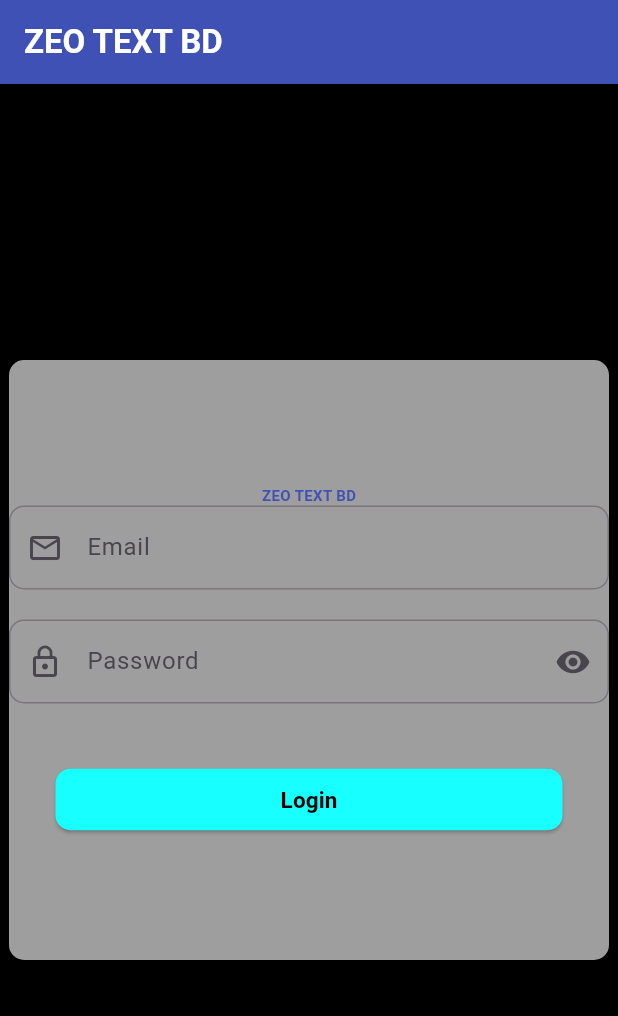
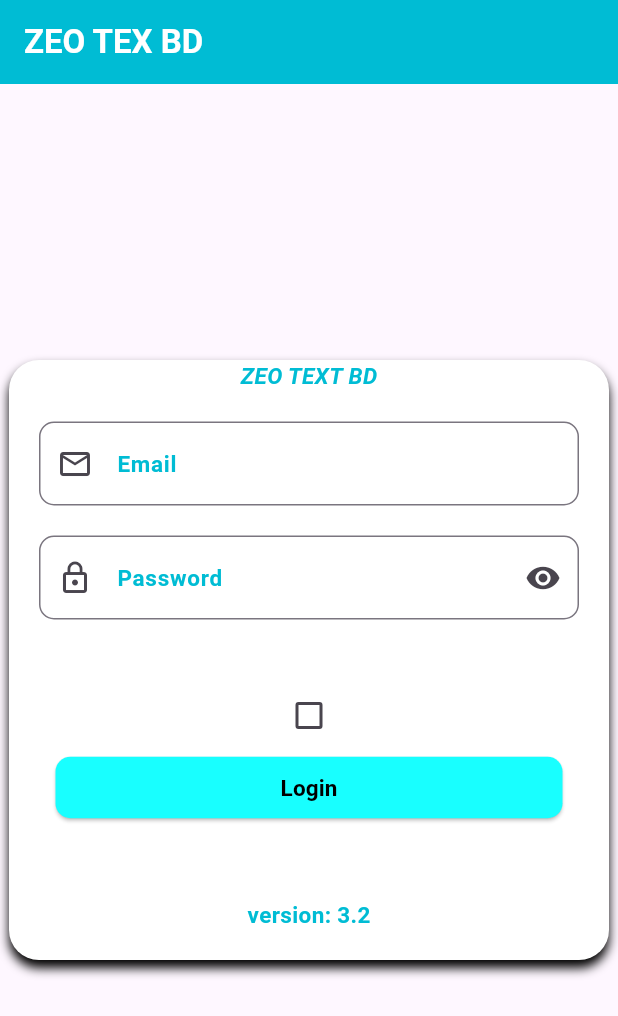
Before and after one commit to Wazid-Hossain/wa_ui, a Flutter app: the screen it shows after launch, on a phone screen of 412 x 824 dp. Shown: the top 1016 px of the screen. Run offline on Flutter 3.47's test engine with Material 3 defaults, Android fonts, the phone set to English and light mode, and no system bars.

Commit message:
colors changers and remember me button added

```diff
--- a/lib/login.dart
+++ b/lib/login.dart
@@ -11,29 +11,38 @@ class Login_page extends StatefulWidget {
 class _Login_pageState extends State<Login_page> {
   bool _obscureText = true;
   int currentIndex = 1;
+  bool _rememberMe = false;
 
   @override
   Widget build(BuildContext context) {
     return Scaffold(
-      backgroundColor: Colors.black,
       appBar: AppBar(
         elevation: 0,
         title: const Text(
-          'ZEO TEXT BD',
+          'ZEO TEX BD',
           style: TextStyle(color: Colors.white, fontWeight: FontWeight.bold),
         ),
-        backgroundColor: Colors.indigo,
+        backgroundColor: Colors.cyan,
       ),
       body: Center(
         child: Center(
           child: Column(mainAxisAlignment: MainAxisAlignment.center, children: [
             Center(
+              child: Padding(
+                padding: const EdgeInsets.all(5),
                 child: Container(
                   height: 400,
                   width: 400,
                   decoration: BoxDecoration(
-                  color: Colors.grey,
-                  borderRadius: BorderRadius.circular(10),
+                    color: Colors.white,
+                    borderRadius: BorderRadius.circular(20),
+                    boxShadow: [
+                      BoxShadow(
+                        color: Colors.black,
+                        blurRadius: 5,
+                        offset: const Offset(0, 5),
+                      ),
+                    ],
                   ),
                   child: Column(
                     mainAxisAlignment: MainAxisAlignment.center,
@@ -41,29 +50,37 @@ class _Login_pageState extends State<Login_page> {
                       const Text(
                         'ZEO TEXT BD',
                         style: TextStyle(
-                        color: Colors.indigo,
-                        fontSize: 10,
+                          color: Colors.cyan,
+                          fontSize: 15,
                           fontWeight: FontWeight.bold,
+                          fontStyle: FontStyle.italic,
                         ),
                       ),
 
                       // To input Iamge from the internet letter
-                    Column(
+                      Padding(
+                        padding: const EdgeInsets.all(20),
+                        child: Column(
                           children: [
                             Center(
-                          child: TextField(
+                              child: TextFormField(
                                 decoration: InputDecoration(
                                   border: OutlineInputBorder(
                                     borderRadius: BorderRadius.circular(10),
                                   ),
                                   focusedBorder: OutlineInputBorder(
-                                borderSide:
-                                    BorderSide(color: Colors.indigo, width: 2),
+                                    borderSide: BorderSide(
+                                        color: Colors.indigo, width: 2),
                                     borderRadius: BorderRadius.all(Radius.zero),
                                   ),
                                   hintText: 'example@abc.com',
                                   hintStyle: TextStyle(color: Colors.black),
-                              label: Text('Email'),
+                                  label: Text('Email',
+                                      style: TextStyle(
+                                        color: Colors.cyan,
+                                        fontSize: 15,
+                                        fontWeight: FontWeight.bold,
+                                      )),
                                   prefixIcon: Icon(Icons.email_outlined),
                                 ),
                                 keyboardType: TextInputType.emailAddress,
@@ -72,19 +89,25 @@ class _Login_pageState extends State<Login_page> {
                             SizedBox(
                               height: 20,
                             ),
-                        TextField(
+                            TextFormField(
                               decoration: InputDecoration(
                                 border: OutlineInputBorder(
                                   borderRadius: BorderRadius.circular(10),
                                 ),
                                 focusedBorder: OutlineInputBorder(
-                              borderSide:
-                                  BorderSide(color: Colors.indigo, width: 2),
+                                  borderSide: BorderSide(
+                                      color: Colors.indigo, width: 2),
                                   borderRadius: BorderRadius.all(Radius.zero),
                                 ),
                                 hintText: 'Enter your password',
                                 hintStyle: TextStyle(color: Colors.black),
-                            label: Text('Password'),
+                                label: Text(
+                                  'Password',
+                                  style: TextStyle(
+                                      color: Colors.cyan,
+                                      fontSize: 15,
+                                      fontWeight: FontWeight.bold),
+                                ),
                                 prefixIcon: Icon(Icons.lock_outline),
                                 // suffixIcon: Icon(Icons.visibility_off_outlined),
                                 // for click the eye icon to show the password we use the below code
@@ -108,6 +131,16 @@ class _Login_pageState extends State<Login_page> {
                             SizedBox(
                               height: 40,
                             ),
+                            Checkbox(
+                              value: _rememberMe,
+                              onChanged: (value) {
+                                setState(() {
+                                  _rememberMe = value!;
+                                });
+                                Text('Remember Me');
+                              },
+                            ),
+                            // Text('Remember Me'),
                             ElevatedButton(
                               onPressed: () {
                                 Navigator.push(
@@ -134,10 +167,22 @@ class _Login_pageState extends State<Login_page> {
                                 ),
                               ),
                             ),
+                            SizedBox(
+                              height: 50,
+                            ),
+                            Text(
+                              'version: 3.2',
+                              style: TextStyle(
+                                  color: Colors.cyan,
+                                  fontSize: 15,
+                                  fontWeight: FontWeight.bold),
+                            )
                           ],
+                        ),
                       )
                       // To input Iamge from the internet letter
                     ],
+                  ),
                 ),
               ),
             ),
```
Lines whose indentation alone changed are shown as unchanged.
